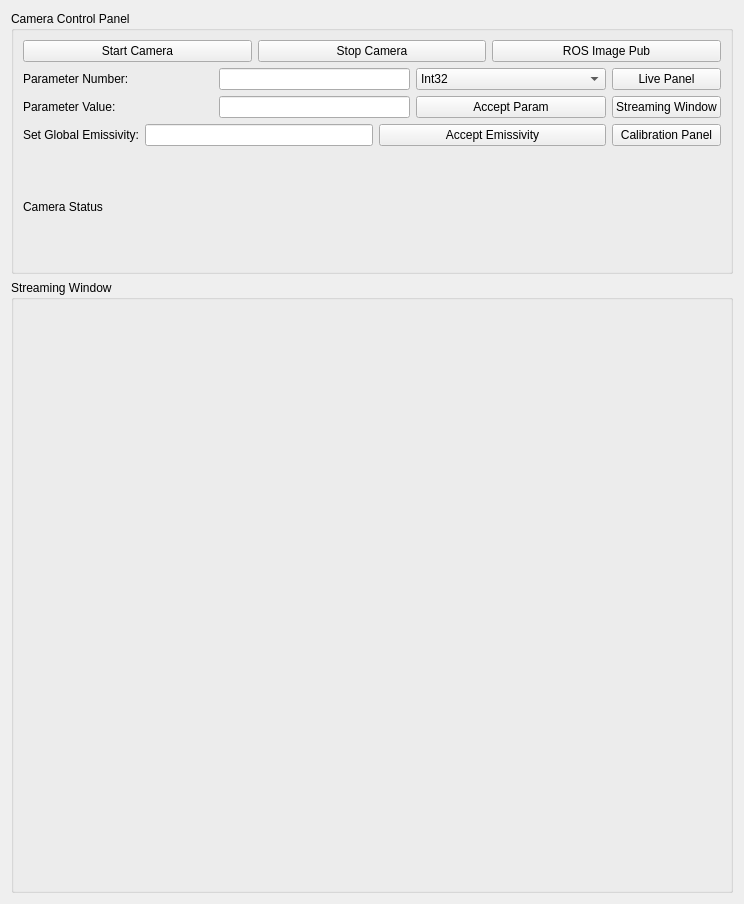
Before: the Qt Designer form src/Infratec_thermal_camera/Infratec_ros_driver/resources/infratec.ui in Davidlequnchen/MultiSensorFusion-ROS-AM-Monitoring, drawn with Qt 5.
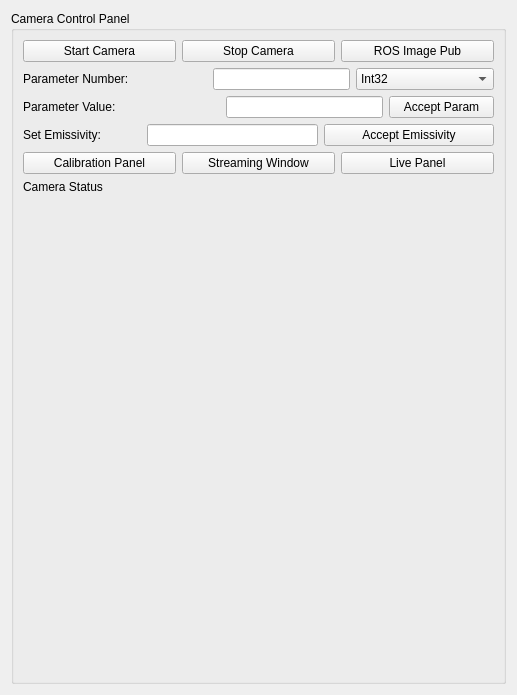
After: the same form once the commit is applied.

What changed in the file:
```diff
--- a/src/Infratec_thermal_camera/Infratec_ros_driver/resources/infratec.ui
+++ b/src/Infratec_thermal_camera/Infratec_ros_driver/resources/infratec.ui
@@ -6,20 +6,22 @@
    <rect>
     <x>0</x>
     <y>0</y>
-    <width>744</width>
-    <height>904</height>
+    <width>517</width>
+    <height>695</height>
    </rect>
   </property>
   <property name="windowTitle">
    <string>Infratec Thermal Camera</string>
   </property>
-  <layout class="QVBoxLayout" name="verticalLayout" stretch="3,7">
+  <layout class="QVBoxLayout" name="verticalLayout" stretch="3">
    <item>
     <widget class="QGroupBox" name="groupBox_2">
      <property name="title">
       <string>Camera Control Panel</string>
      </property>
-     <layout class="QVBoxLayout" name="verticalLayout_4">
+     <layout class="QVBoxLayout" name="verticalLayout_3">
+      <item>
+       <layout class="QVBoxLayout" name="verticalLayout_2" stretch="0,0,0,0,0,0,3">
       <item>
        <layout class="QHBoxLayout" name="horizontalLayout_5">
         <item>
@@ -46,11 +48,7 @@
        </layout>
       </item>
       <item>
-       <layout class="QHBoxLayout" name="horizontalLayout_6">
-        <item>
-         <layout class="QVBoxLayout" name="verticalLayout_3">
-          <item>
-           <layout class="QHBoxLayout" name="horizontalLayout_2" stretch="3,3,3">
+         <layout class="QHBoxLayout" name="horizontalLayout_2" stretch="3,1,3,3">
             <item>
              <widget class="QLabel" name="label_4">
               <property name="text">
@@ -58,6 +56,19 @@
               </property>
              </widget>
             </item>
+          <item>
+           <spacer name="horizontalSpacer_3">
+            <property name="orientation">
+             <enum>Qt::Horizontal</enum>
+            </property>
+            <property name="sizeHint" stdset="0">
+             <size>
+              <width>40</width>
+              <height>20</height>
+             </size>
+            </property>
+           </spacer>
+          </item>
             <item>
              <widget class="QLineEdit" name="ParmNumEdit"/>
             </item>
@@ -103,7 +114,7 @@
            </layout>
           </item>
           <item>
-           <layout class="QHBoxLayout" name="horizontalLayout_3" stretch="3,3,3">
+         <layout class="QHBoxLayout" name="horizontalLayout_3" stretch="3,0,3,2">
             <item>
              <widget class="QLabel" name="label_5">
               <property name="text">
@@ -111,6 +122,19 @@
               </property>
              </widget>
             </item>
+          <item>
+           <spacer name="horizontalSpacer_2">
+            <property name="orientation">
+             <enum>Qt::Horizontal</enum>
+            </property>
+            <property name="sizeHint" stdset="0">
+             <size>
+              <width>40</width>
+              <height>20</height>
+             </size>
+            </property>
+           </spacer>
+          </item>
             <item>
              <widget class="QLineEdit" name="ParmValueEdit"/>
             </item>
@@ -124,14 +148,27 @@
            </layout>
           </item>
           <item>
-           <layout class="QHBoxLayout" name="horizontalLayout_4" stretch="0,3,3">
+         <layout class="QHBoxLayout" name="horizontalLayout_4" stretch="0,0,3,3">
             <item>
              <widget class="QLabel" name="label_6">
               <property name="text">
-               <string>Set Global Emissivity:</string>
+             <string>Set Emissivity:</string>
               </property>
              </widget>
             </item>
+          <item>
+           <spacer name="horizontalSpacer">
+            <property name="orientation">
+             <enum>Qt::Horizontal</enum>
+            </property>
+            <property name="sizeHint" stdset="0">
+             <size>
+              <width>40</width>
+              <height>20</height>
+             </size>
+            </property>
+           </spacer>
+          </item>
             <item>
              <widget class="QLineEdit" name="SetGlobalEps"/>
             </item>
@@ -144,24 +181,8 @@
             </item>
            </layout>
           </item>
-         </layout>
-        </item>
         <item>
-         <layout class="QVBoxLayout" name="verticalLayout_2">
-          <item>
-           <widget class="QPushButton" name="LiveButton">
-            <property name="text">
-             <string>Live Panel</string>
-            </property>
-           </widget>
-          </item>
-          <item>
-           <widget class="QPushButton" name="StreamingButton">
-            <property name="text">
-             <string>Streaming Window</string>
-            </property>
-           </widget>
-          </item>
+         <layout class="QHBoxLayout" name="horizontalLayout">
           <item>
            <widget class="QPushButton" name="RemoteButton">
             <property name="text">
@@ -169,7 +190,19 @@
             </property>
            </widget>
           </item>
-         </layout>
+          <item>
+           <widget class="QPushButton" name="StreamingButton">
+            <property name="text">
+             <string>Streaming Window</string>
+            </property>
+           </widget>
+          </item>
+          <item>
+           <widget class="QPushButton" name="LiveButton">
+            <property name="text">
+             <string>Live Panel</string>
+            </property>
+           </widget>
         </item>
        </layout>
       </item>
@@ -180,17 +213,10 @@
         </property>
        </widget>
       </item>
-     </layout>
-    </widget>
-   </item>
-   <item>
-    <widget class="QGroupBox" name="groupBox">
-     <property name="title">
-      <string>Streaming Window</string>
-     </property>
-     <layout class="QHBoxLayout" name="horizontalLayout">
       <item>
        <widget class="QWidget" name="ImageWidget" native="true"/>
+        </item>
+       </layout>
       </item>
      </layout>
     </widget>
```
Lines whose indentation alone changed are shown as unchanged.
